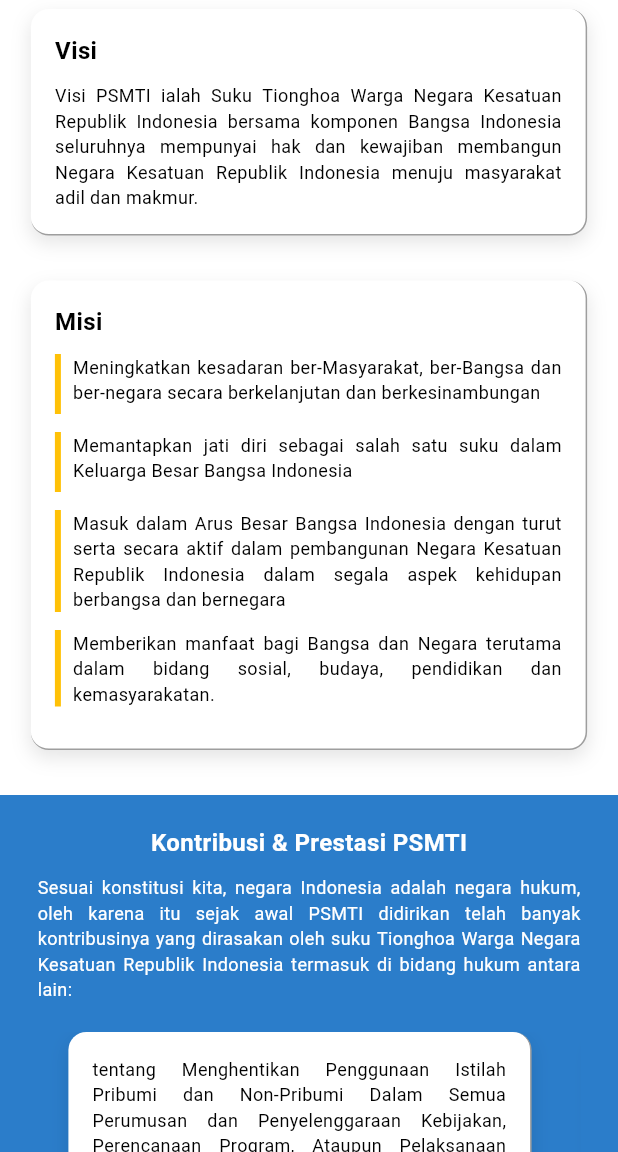
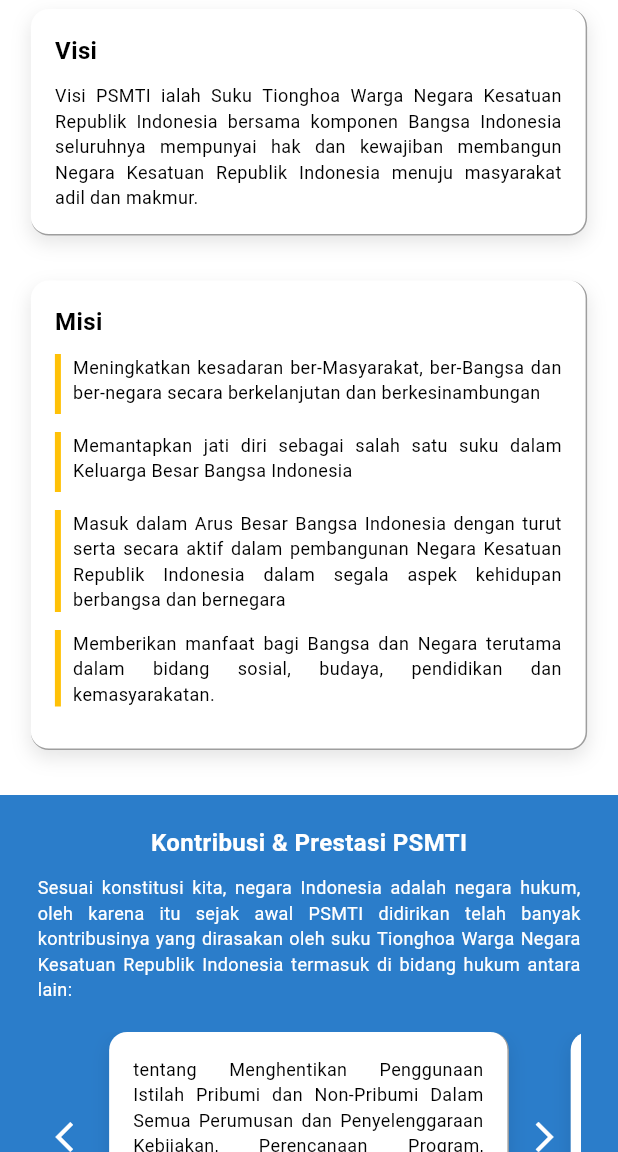
Before and after one commit to iqbalmdd/chatt_app, a Flutter app: the AboutPage screen opened by its route, scrolled down 576 dp, on a phone screen of 412 x 824 dp, the part 84-1236 px from its top. Run offline on Flutter 3.47's test engine with Material 3 defaults, Android fonts, the phone set to English and light mode, and no system bars; our stand-ins replace cloud_firestore, firebase_auth, firebase_core; accounts and stored records are empty; generated files the repository leaves out were written again; network calls fail.

Commit message:
[ADD] contributions Section

```diff
--- a/lib/components/contribution_card.dart
+++ /dev/null
@@ -1,49 +0,0 @@
-import 'package:chatt_app/components/floating_card.dart';
-import 'package:flutter/material.dart';
-
-class ContributionCard extends StatelessWidget {
-  final String text;
-
-  const ContributionCard({super.key, required this.text});
-
-  @override
-  Widget build(BuildContext context) {
-    return Container(
-      width: 350,
-      child: FloatingCard(
-        child: InkWell(
-          onTap: () => _showFullTextDialog(context, text),
-          child: Text(
-            text,
-            maxLines: 5,
-            overflow: TextOverflow.ellipsis,
-            style: const TextStyle(fontSize: 12, fontWeight: FontWeight.w400),
-            textAlign: TextAlign.justify,
-          ),
-        ),
-      ),
-    );
-  }
-
-  void _showFullTextDialog(BuildContext context, String text) {
-    showDialog(
-      context: context,
-      builder: (context) => AlertDialog(
-        backgroundColor: Theme.of(context).colorScheme.tertiary,
-        content: SingleChildScrollView(
-          child: Text(
-            text,
-            style: const TextStyle(fontSize: 14, fontWeight: FontWeight.w400),
-            textAlign: TextAlign.justify,
-          ),
-        ),
-        actions: [
-          TextButton(
-            onPressed: () => Navigator.pop(context),
-            child: const Text('Tutup'),
-          ),
-        ],
-      ),
-    );
-  }
-}
--- /dev/null
+++ b/lib/components/contribution_section.dart
@@ -0,0 +1,124 @@
+import 'package:chatt_app/components/floating_card.dart';
+import 'package:flutter/material.dart';
+
+class ContributionSection extends StatefulWidget {
+  final List<String> contributions;
+
+  const ContributionSection({super.key, required this.contributions});
+
+  @override
+  _ContributionSectionState createState() => _ContributionSectionState();
+}
+
+class _ContributionSectionState extends State<ContributionSection> {
+  final PageController _pageController = PageController(viewportFraction: 0.85);
+  int _currentPage = 0;
+
+  void _nextPage() {
+    if (_currentPage < widget.contributions.length - 1) {
+      _pageController.animateToPage(
+        _currentPage + 1,
+        duration: Duration(milliseconds: 300),
+        curve: Curves.easeInOut,
+      );
+    }
+  }
+
+  void _prevPage() {
+    if (_currentPage > 0) {
+      _pageController.animateToPage(
+        _currentPage - 1,
+        duration: Duration(milliseconds: 300),
+        curve: Curves.easeInOut,
+      );
+    }
+  }
+
+  @override
+  Widget build(BuildContext context) {
+    return Stack(
+      alignment: Alignment.center,
+      children: [
+        // PageView untuk Contributions Card
+        SizedBox(
+          height: 140,
+          child: PageView.builder(
+            controller: _pageController,
+            itemCount: widget.contributions.length,
+            onPageChanged: (index) {
+              setState(() => _currentPage = index);
+            },
+            itemBuilder: (context, index) {
+              return ContributionCard(text: widget.contributions[index]);
+            },
+          ),
+        ),
+
+        // Tombol Panah Kiri
+        Positioned(
+          left: 0,
+          child: IconButton(
+            icon: Icon(Icons.arrow_back_ios, size: 24, color: Colors.white),
+            onPressed: _prevPage,
+          ),
+        ),
+
+        // Tombol Panah Kanan
+        Positioned(
+          right: 0,
+          child: IconButton(
+            icon: Icon(Icons.arrow_forward_ios, size: 24, color: Colors.white),
+            onPressed: _nextPage,
+          ),
+        ),
+      ],
+    );
+  }
+}
+
+// Component Card
+class ContributionCard extends StatelessWidget {
+  final String text;
+
+  const ContributionCard({super.key, required this.text});
+
+  @override
+  Widget build(BuildContext context) {
+    return Container(
+      width: 350,
+      child: FloatingCard(
+        child: InkWell(
+          onTap: () => _showFullTextDialog(context, text),
+          child: Text(
+            text,
+            maxLines: 5,
+            overflow: TextOverflow.ellipsis,
+            style: const TextStyle(fontSize: 12, fontWeight: FontWeight.w400),
+            textAlign: TextAlign.justify,
+          ),
+        ),
+      ),
+    );
+  }
+
+  void _showFullTextDialog(BuildContext context, String text) {
+    showDialog(
+      context: context,
+      builder: (context) => AlertDialog(
+        content: SingleChildScrollView(
+          child: Text(
+            text,
+            style: const TextStyle(fontSize: 13, fontWeight: FontWeight.w400),
+            textAlign: TextAlign.justify,
+          ),
+        ),
+        actions: [
+          TextButton(
+            onPressed: () => Navigator.pop(context),
+            child: const Text('Tutup'),
+          ),
+        ],
+      ),
+    );
+  }
+}
--- a/lib/pages/about_page.dart
+++ b/lib/pages/about_page.dart
@@ -1,4 +1,4 @@
-import 'package:chatt_app/components/contribution_card.dart';
+import 'package:chatt_app/components/contribution_section.dart';
 import 'package:chatt_app/components/floating_card.dart';
 import 'package:chatt_app/components/image_banner.dart';
 import 'package:chatt_app/components/my_drawer.dart';
@@ -95,7 +95,8 @@
                   aboutUs.visi,
                   style: TextStyle(fontSize: 12),
                   textAlign: TextAlign.justify,
-                )),
+                )
+            ),
 
             SizedBox(
               height: 30,
@@ -143,6 +144,7 @@
               height: 30,
             ),
 
+            // BLUE SECTION
             Container(
               color: const Color.fromARGB(255, 43, 125, 202),
               child: Padding(
@@ -175,17 +177,7 @@
                     ),
 
                     // floating card bg-blue
-                    SizedBox(
-                      height: 120,
-                      child: ListView.builder(
-                        scrollDirection: Axis.horizontal,
-                        itemCount: contributionModel.contribution.length,
-                        itemBuilder: (context, index) {
-                          return ContributionCard(
-                              text: contributionModel.contribution[index]);
-                        },
-                      ),
-                    )
+                    ContributionSection(contributions: contributionModel.contribution)
                   ],
                 ),
               ),
```
